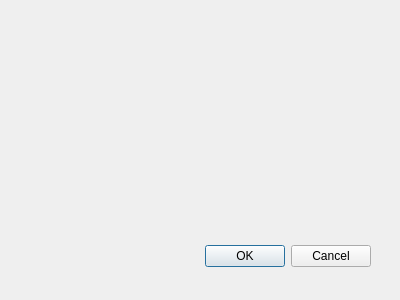
Old version of the form userInterface/resources/dialog.ui in the repository smattha/robotHuman.
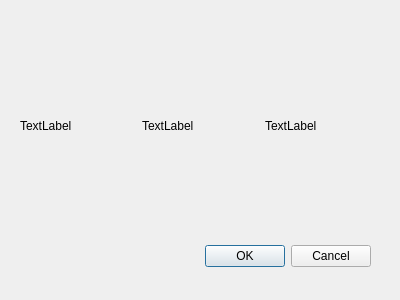
New version of the form.

What changed in the file:
```diff
--- a/userInterface/resources/dialog.ui
+++ b/userInterface/resources/dialog.ui
@@ -29,6 +29,39 @@
     <set>QDialogButtonBox::Cancel|QDialogButtonBox::Ok</set>
    </property>
   </widget>
+  <widget class="QWidget" name="horizontalLayoutWidget">
+   <property name="geometry">
+    <rect>
+     <x>20</x>
+     <y>30</y>
+     <width>361</width>
+     <height>191</height>
+    </rect>
+   </property>
+   <layout class="QHBoxLayout" name="horizontalLayout">
+    <item>
+     <widget class="QLabel" name="low">
+      <property name="text">
+       <string>TextLabel</string>
+      </property>
+     </widget>
+    </item>
+    <item>
+     <widget class="QLabel" name="medium">
+      <property name="text">
+       <string>TextLabel</string>
+      </property>
+     </widget>
+    </item>
+    <item>
+     <widget class="QLabel" name="high">
+      <property name="text">
+       <string>TextLabel</string>
+      </property>
+     </widget>
+    </item>
+   </layout>
+  </widget>
  </widget>
  <resources/>
  <connections>
```
Left out of the diff: 16 changed lines with no effect on the pictures.
